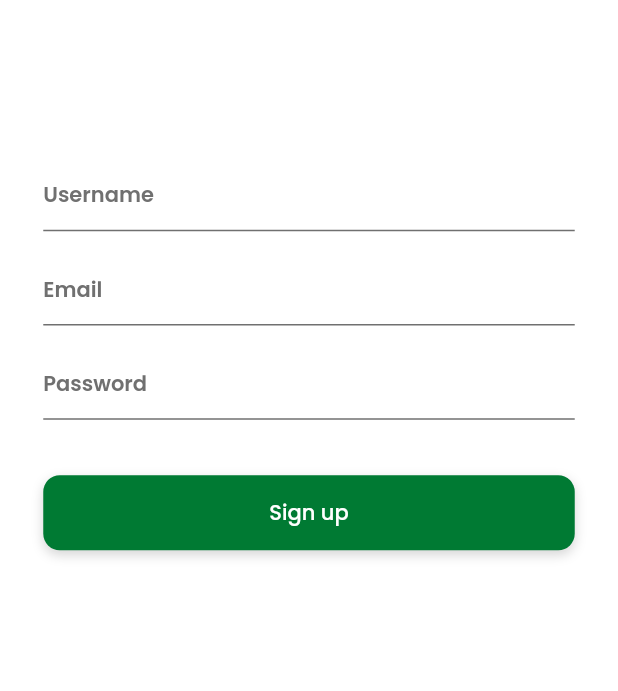
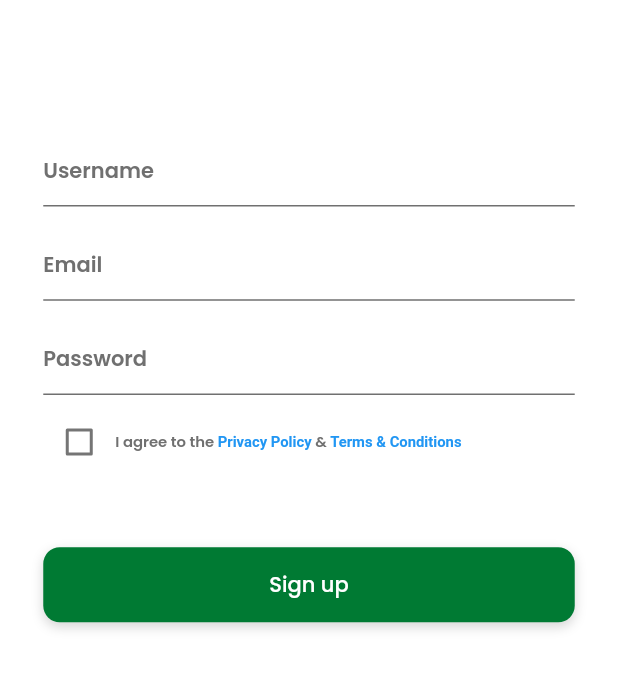
Before and after one commit to WaseemMirzaa/Check-In-Flutter, a Flutter app: the screen it shows after launch, after a tap on "Sign up", on a phone screen of 412 x 824 dp, the part 427-1118 px from its top. Run offline on Flutter 3.47's test engine with Material 2 defaults, Android fonts, the phone set to English and light mode, and no system bars; our stand-ins replace cloud_firestore, csv, email_validator, firebase_auth, firebase_core, firebase_storage and 14 more; missing offline and left inert: dart:html, flutter_google_places, google_maps, google_maps_webservice; accounts and stored records are empty.

Commit message:
privacy policy and appstore config

```diff
--- a/lib/ui/screens/privacy_policy.dart
+++ b/lib/ui/screens/privacy_policy.dart
@@ -30,7 +30,8 @@ class _PrivacyPolicyState extends State<PrivacyPolicy> {
             ),
             GestureDetector(
               onTap: () {
-                pushNewScreen(context, screen: Home(), withNavBar: false);
+                Navigator.pop(context);
+                // pushNewScreen(context, screen: Home(), withNavBar: false);
               },
               child: SizedBox(
                 height: 2.1.h,
@@ -66,7 +67,8 @@ class _PrivacyPolicyState extends State<PrivacyPolicy> {
         child: Builder(builder: (BuildContext context) {
           return WebView(
             initialUrl:
-                "https://www.freeprivacypolicy.com/live/fc6c8c08-7126-407d-b16b-5ac249c71a80",
+                // "https://www.freeprivacypolicy.com/live/fc6c8c08-7126-407d-b16b-5ac249c71a80",
+                "https://docs.google.com/document/d/1ILdrqJL3AYxTZ7zA-QQoPJbFafoE3FscMrKROymN4y0/edit?usp=sharing",
             javascriptMode: JavascriptMode.unrestricted,
             onWebViewCreated: (WebViewController webViewController) {
               _controller.complete(webViewController);
--- a/lib/ui/screens/signup.dart
+++ b/lib/ui/screens/signup.dart
@@ -1,12 +1,15 @@
 import 'package:check_in/auth_service.dart';
 import 'package:check_in/ui/screens/persistent_nav_bar.dart';
+import 'package:check_in/ui/screens/privacy_policy.dart';
 import 'package:check_in/ui/screens/start.dart';
+import 'package:check_in/ui/screens/terms_conditions.dart';
 import 'package:check_in/ui/widgets/common_button.dart';
 import 'package:check_in/utils/gaps.dart';
 import 'package:check_in/val.dart';
 import 'package:cloud_firestore/cloud_firestore.dart';
 import 'package:firebase_auth/firebase_auth.dart';
 import 'package:flutter/material.dart';
+import 'package:nb_utils/nb_utils.dart';
 import 'package:persistent_bottom_nav_bar_v2/persistent-tab-view.dart';
 import 'package:sizer/sizer.dart';
 import 'package:get/get.dart';
@@ -22,8 +25,11 @@ class _SignupViewState extends State<SignupView> {
   String userName = '';
   String email = '';
   String password = '';
+  bool agreeToTerms = false;
+  bool isSignUpButtonEnabled = false;
 
   int index = 0;
+
   void changeIndex() {
     if (index == 0) {
       index = 1;
@@ -79,7 +85,7 @@ class _SignupViewState extends State<SignupView> {
                   scale: 3,
                 ),
                 SizedBox(
-                  height: 12.h,
+                  height: 10.h,
                 ),
                 SizedBox(
                   child: Column(
@@ -195,12 +201,81 @@ class _SignupViewState extends State<SignupView> {
                           ),
                         ),
                       ),
+                      Row(
+                        children: [
+                          Checkbox(
+                            value: agreeToTerms,
+                            onChanged: (value) {
+                              setState(() {
+                                agreeToTerms = value ?? false;
+                                isSignUpButtonEnabled = agreeToTerms;
+                              });
+                            },
+                          ),
+                          // Expanded(
+                          //   child:
+                          Text(
+                            "I agree to the ",
+                            style: TextStyle(
+                              fontFamily: 'Poppins',
+                              fontSize: 1.2.h,
+                              color: const Color(0xff707070),
+                              fontWeight: FontWeight.w600,
+                              // height: 1.2142857142857142,
+                            ),
+                          ),
+                          // ),
+                          GestureDetector(
+                            onTap: () {
+                              pushNewScreen(context,
+                                  screen: const PrivacyPolicy(), withNavBar: false);                            },
+                            child: Text(
+                              "Privacy Policy",
+                              style: TextStyle(
+                                color: Colors.blue,
+                                fontWeight: FontWeight.bold,
+                                fontSize: 1.2.h,
+                              ),
+                            ),
+                          ),
+                          Text(
+                            " & ",
+                            style: TextStyle(
+                              fontFamily: 'Poppins',
+                              fontSize: 1.2.h,
+                              color: const Color(0xff707070),
+                              fontWeight: FontWeight.w600,
+                              // height: 1.2142857142857142,
+                            ),
+                          ),
+                          GestureDetector(
+                            onTap: () {
+                              pushNewScreen(context,
+                                  screen: const TermsAndConditions(), withNavBar: false);                              // Handle the action to open the Terms & Conditions screen
+                            },
+                            child: Text(
+                              "Terms & Conditions",
+                              style: TextStyle(
+                                color: Colors.blue,
+                                fontWeight: FontWeight.bold,
+                                fontSize: 1.2.h,
+                              ),
+                            ),
+                          ),
+                        ],
+                      ),
+                      SizedBox(height: 2.0.h),
+                      // Add some spacing between the checkbox and the sign-up button
                       Padding(
                           padding: EdgeInsets.only(top: 3.6.h),
                           child: fullWidthButton('Sign up', () async {
-                            if (userName != '') {
-                              if (Validate(email))
+                            if (!isSignUpButtonEnabled) {
+                              Get.snackbar(
+                                  "Error", "Agree to terms & conditions");
+                            } else if (userName != '') {
+                              if (Validate(email)) {
                                 signUp(email, password, userName, context);
+                              }
                             } else if (userName == '') {
                               Get.snackbar("Error", "Enter User Name");
                             }
--- a/lib/ui/screens/start.dart
+++ b/lib/ui/screens/start.dart
@@ -86,7 +86,9 @@ class _StartViewState extends State<StartView> {
                       ),
                     ),
                   ),
-                  Padding(
+                  Visibility(
+                    visible: Platform.isIOS,
+                    child: Padding(
                       padding: const EdgeInsets.all(8.0),
                       child: Text(
                         'or login with',
@@ -102,40 +104,41 @@ class _StartViewState extends State<StartView> {
                         softWrap: false,
                       ),
                     ),
-                  Padding(
-                    padding: EdgeInsets.only(top: 0.9.h, bottom: 0.9.h),
-                    child: Container(
-                      height: 6.h,
-                      decoration: BoxDecoration(
-                        color: const Color(0xffffffff),
-                        borderRadius: BorderRadius.circular(6.0),
-                        boxShadow: const [
-                          BoxShadow(
-                            color: Color(0x29000000),
-                            offset: Offset(0, 1),
-                            blurRadius: 6,
                   ),
-                        ],
-                      ),
-                      child: Center(
-                        child: Row(
-                          mainAxisAlignment: MainAxisAlignment.center,
-                          children: [
-                            SizedBox(
-                              width: 30,
-                            ),
-                            SizedBox(
-                              width: 42.w,
-                              child: Image.asset(
-                                'assets/images/instagram.png',
-                                fit: BoxFit.fitWidth,
-                              ),
-                            ),
-                          ],
-                        ),
-                      ),
-                    ),
-                  ),
+                  // Padding(
+                  //   padding: EdgeInsets.only(top: 0.9.h, bottom: 0.9.h),
+                  //   child: Container(
+                  //     height: 6.h,
+                  //     decoration: BoxDecoration(
+                  //       color: const Color(0xffffffff),
+                  //       borderRadius: BorderRadius.circular(6.0),
+                  //       boxShadow: const [
+                  //         BoxShadow(
+                  //           color: Color(0x29000000),
+                  //           offset: Offset(0, 1),
+                  //           blurRadius: 6,
+                  //         ),
+                  //       ],
+                  //     ),
+                  //     child: Center(
+                  //       child: Row(
+                  //         mainAxisAlignment: MainAxisAlignment.center,
+                  //         children: [
+                  //           SizedBox(
+                  //             width: 30,
+                  //           ),
+                  //           SizedBox(
+                  //             width: 42.w,
+                  //             child: Image.asset(
+                  //               'assets/images/instagram.png',
+                  //               fit: BoxFit.fitWidth,
+                  //             ),
+                  //           ),
+                  //         ],
+                  //       ),
+                  //     ),
+                  //   ),
+                  // ),
                   Visibility(
                     visible: Platform.isIOS,
                     child: Padding(
--- a/lib/ui/screens/terms_conditions.dart
+++ b/lib/ui/screens/terms_conditions.dart
@@ -30,7 +30,8 @@ class _TermsAndConditionsState extends State<TermsAndConditions> {
             ),
             GestureDetector(
               onTap: () {
-                pushNewScreen(context, screen: Home(), withNavBar: false);
+                Navigator.pop(context);
+                // pushNewScreen(context, screen: Home(), withNavBar: false);
               },
               child: SizedBox(
                 height: 2.1.h,
@@ -67,7 +68,8 @@ class _TermsAndConditionsState extends State<TermsAndConditions> {
         child: Builder(builder: (BuildContext context) {
           return WebView(
             initialUrl:
-                "https://www.freeprivacypolicy.com/live/0ccc6661-8efc-4732-b790-0663f523ed4a",
+                // "https://www.freeprivacypolicy.com/live/0ccc6661-8efc-4732-b790-0663f523ed4a",
+                "https://docs.google.com/document/d/12-ZJ7JYdvXfObKDzwxPn5G9Ca0xaWOM4/edit?usp=sharing&ouid=106501373238887852973&rtpof=true&sd=true",
             javascriptMode: JavascriptMode.unrestricted,
             onWebViewCreated: (WebViewController webViewController) {
               _controller.complete(webViewController);
--- a/pubspec.yaml
+++ b/pubspec.yaml
@@ -17,7 +17,7 @@ publish_to: 'none' # Remove this line if you wish to publish to pub.dev
 # https://developer.apple.com/library/archive/documentation/General/Reference/InfoPlistKeyReference/Articles/CoreFoundationKeys.html
 # In Windows, build-name is used as the major, minor, and patch parts
 # of the product and file versions while build-number is used as the build suffix.
-version: 1.0.0+1
+version: 1.0.1+1
 
 environment:
   sdk: '>=2.19.0 <3.0.0'
```
Also changed, not shown: 3 other files. Lines whose indentation alone changed are shown as unchanged.
